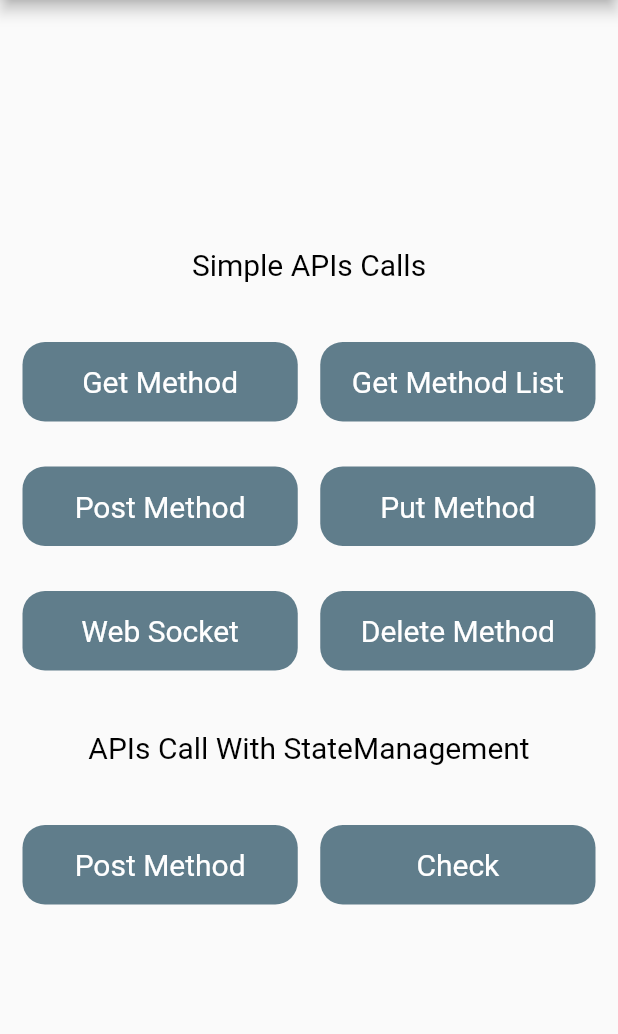
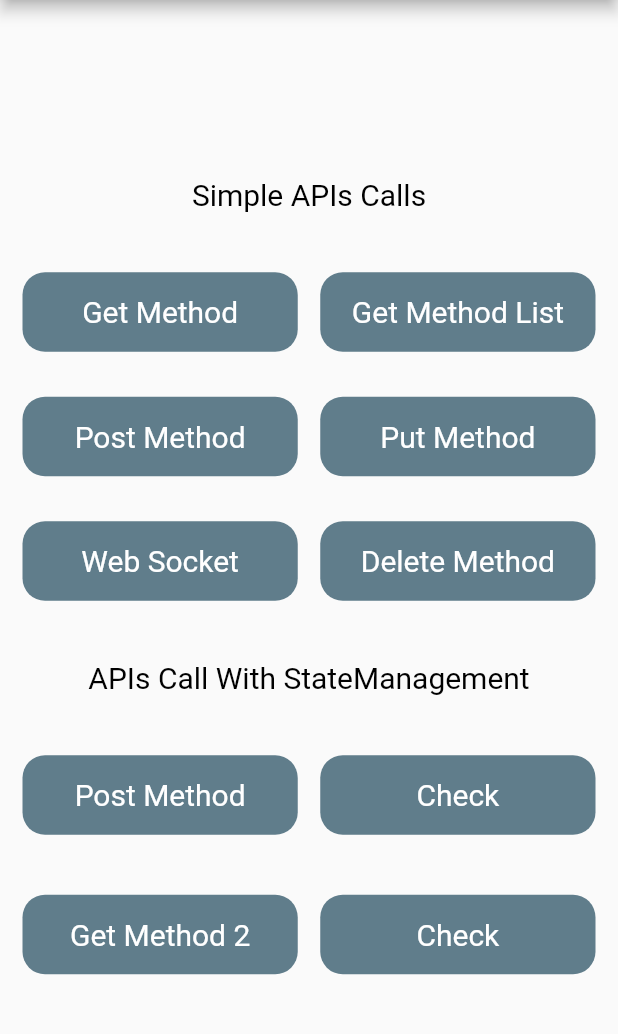
Before and after one commit to keyursavani/Flutter-Rest-APIs, a Flutter app: the screen it shows after launch, on a phone screen of 412 x 824 dp, the part 84-1118 px from its top. Run offline on Flutter 3.47's test engine with Material 2 defaults, Android fonts, the phone set to English and light mode, and no system bars.

Commit message:
Final commit

```diff
--- a/lib/API_With_StateManagement/provider/get_method_provider.dart
+++ b/lib/API_With_StateManagement/provider/get_method_provider.dart
@@ -9,7 +9,7 @@ class GetMethodProvider with ChangeNotifier {
   late DataModel data;
 
   bool loading = false;
-  Services services = Services();
+  GetMethodServices services = GetMethodServices();
 
   getPostData(context) async {
     loading = true;
--- a/lib/API_With_StateManagement/screen/get_method_screen.dart
+++ b/lib/API_With_StateManagement/screen/get_method_screen.dart
@@ -1,7 +1,7 @@
 import 'package:flutter/cupertino.dart';
 import 'package:flutter/material.dart';
 import 'package:flutter_rest_api/API_With_StateManagement/provider/get_method_provider.dart';
-import 'package:flutter_rest_api/API_With_StateManagement/screen/get_method_2_screen.dart';
+import 'package:flutter_rest_api/API_With_StateManagement/screen/get_method_check_screen.dart';
 import 'package:provider/provider.dart';
 
 class GetMethodScreenProvider extends StatefulWidget{
@@ -58,7 +58,7 @@ class GetMethodScreenProviderState extends State<GetMethodScreenProvider>{
                 Navigator.push(
                   context,
                   MaterialPageRoute(builder: (context){
-                    return GetMethod2ScreenProvider();
+                    return GetMethodCheckScreenProvider();
                   })
                 );
               },
--- a/lib/API_With_StateManagement/services/get_method_services.dart
+++ b/lib/API_With_StateManagement/services/get_method_services.dart
@@ -4,7 +4,7 @@ import 'package:http/http.dart' as http;
 
 import '../model/get_method_model.dart';
 
-class Services{
+class GetMethodServices{
   Future<DataModel> getData(context) async {
     late DataModel data;
     try {
--- a/lib/main.dart
+++ b/lib/main.dart
@@ -1,7 +1,8 @@
 import 'package:flutter/material.dart';
 import 'package:flutter_rest_api/API_With_StateManagement/provider/get_method_provider.dart';
+import 'package:flutter_rest_api/API_With_StateManagement/screen/get_method_2_screen.dart';
 
-import 'API_With_StateManagement/screen/get_method_2_screen.dart';
+import 'API_With_StateManagement/screen/get_method_check_screen.dart';
 import 'API_With_StateManagement/screen/get_method_screen.dart';
 import 'Simple_API_Calls/constant/my_button.dart';
 import 'Simple_API_Calls/screen/delete_method_screen.dart';
@@ -198,9 +199,43 @@ class _MyHomePageState extends State<MyHomePage> {
                         Navigator.push(
                             context,
                             MaterialPageRoute(builder: (context){
-                                return GetMethod2ScreenProvider();
+                              return GetMethodCheckScreenProvider();
                             })
                         );
+                      },
+                      name: "Check"
+                  ),
+                ),
+              ],
+            ),
+            SizedBox(height: 40,),
+            Row(
+              mainAxisAlignment: MainAxisAlignment.spaceBetween,
+              crossAxisAlignment: CrossAxisAlignment.start,
+              children: [
+                Expanded(
+                  child: MyNextButton(
+                      onPressed: (){
+                        Navigator.push(
+                            context,
+                            MaterialPageRoute(builder: (context){
+                              return GetMethod2StateScreen();
+                            })
+                        );
+                      },
+                      name: "Get Method 2"
+                  ),
+                ),
+                SizedBox(width: 15,),
+                Expanded(
+                  child: MyNextButton(
+                      onPressed: (){
+                        // Navigator.push(
+                        //     context,
+                        //     MaterialPageRoute(builder: (context){
+                        //       return GetMethodCheckScreenProvider();
+                        //     })
+                        // );
                       },
                       name: "Check"
                   ),
```
Also changed, not shown: lib/API_With_StateManagement/model/get_method_2_model.dart (added, +76 -0 lines), lib/API_With_StateManagement/provider/get_method_2_provider.dart (added, +18 -0 lines), lib/API_With_StateManagement/screen/get_method_2_screen.dart (+36 -5 lines), lib/API_With_StateManagement/screen/get_method_check_screen.dart (added, +17 -0 lines), lib/API_With_StateManagement/services/get_method_2_services.dart (added, +24 -0 lines). Lines whose indentation alone changed are shown as unchanged.
